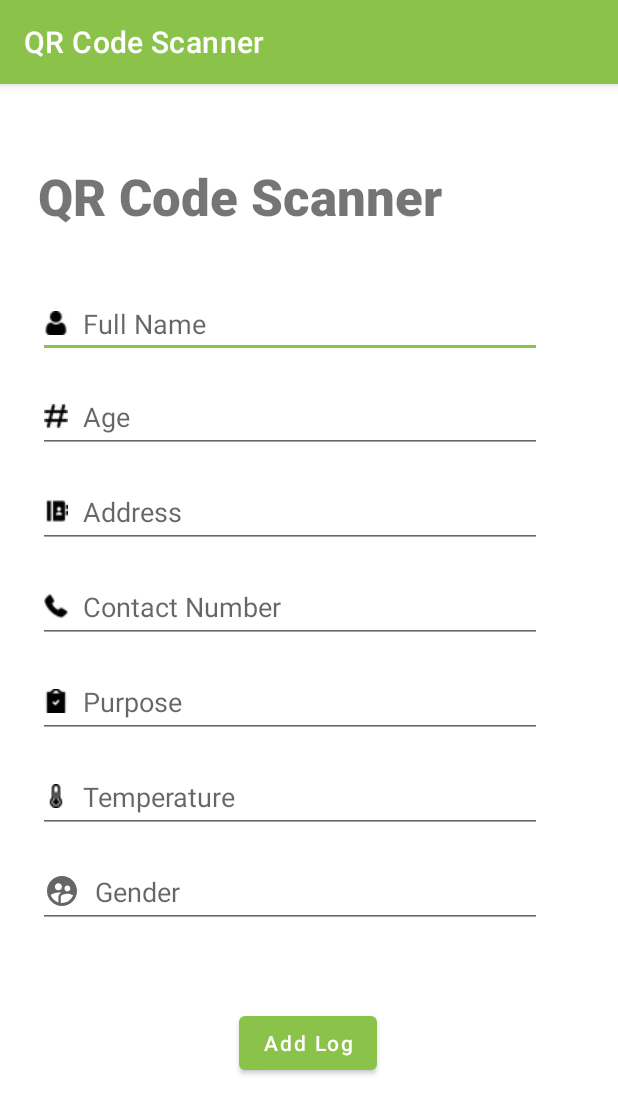
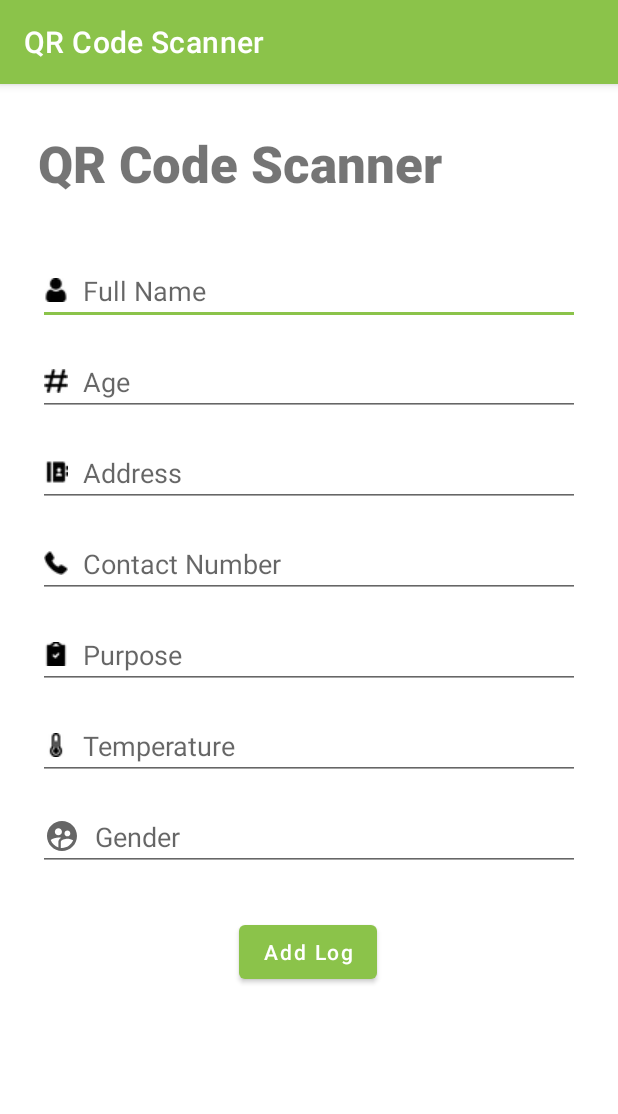
Before and after one commit to haroldeslr/qr-code-scanner-app, an Android app: the SaveRecordDataActivity screen opened directly, with no data from a screen before it, on a phone screen of 412 x 824 dp. Shown: the top 1114 px of the screen. Run offline under Robolectric (Android 15) with nearby library versions, the light colour scheme and no system bars; 7 statements that could not run were skipped.

Commit message:
fix save log to database screen

```diff
--- a/app/src/main/res/layout/activity_save_record_data.xml
+++ b/app/src/main/res/layout/activity_save_record_data.xml
@@ -4,14 +4,15 @@
     xmlns:tools="http://schemas.android.com/tools"
     android:layout_width="match_parent"
     android:layout_height="match_parent"
-    android:paddingHorizontal="25dp"
     tools:context=".SaveRecordDataActivity">
 
     <TextView
         android:id="@+id/textView"
-        android:layout_width="wrap_content"
+        android:layout_width="0dp"
         android:layout_height="wrap_content"
-        android:layout_marginTop="52dp"
+        android:layout_marginStart="25dp"
+        android:layout_marginTop="30dp"
+        android:layout_marginEnd="25dp"
         android:fontFamily="sans-serif-black"
         android:text="QR Code Scanner"
         android:textSize="34sp"
@@ -23,15 +24,14 @@
     <TextView
         android:id="@+id/tv_fullname"
         style="@style/Widget.AppCompat.EditText"
-        android:layout_width="match_parent"
+        android:layout_width="0dp"
         android:layout_height="wrap_content"
         android:layout_marginTop="40dp"
-        android:layout_marginEnd="25dp"
         android:drawableLeft="@drawable/user"
         android:drawablePadding="10dp"
         android:ems="10"
         android:hint="Full Name"
-        app:layout_constraintEnd_toEndOf="parent"
+        app:layout_constraintEnd_toEndOf="@+id/textView"
         app:layout_constraintStart_toStartOf="@+id/textView"
         app:layout_constraintTop_toBottomOf="@+id/textView" />
 
@@ -39,7 +39,7 @@
         android:id="@+id/tv_age"
         style="@style/Widget.AppCompat.EditText"
         android:layout_width="0dp"
-        android:layout_height="48dp"
+        android:layout_height="wrap_content"
         android:layout_marginTop="15dp"
         android:drawableLeft="@drawable/hashtag"
         android:drawablePadding="10dp"
@@ -54,7 +54,7 @@
         android:id="@+id/tv_address"
         style="@style/Widget.AppCompat.EditText"
         android:layout_width="0dp"
-        android:layout_height="48dp"
+        android:layout_height="wrap_content"
         android:layout_marginTop="15dp"
         android:drawableLeft="@drawable/contact"
         android:drawablePadding="10dp"
@@ -69,7 +69,7 @@
         android:id="@+id/tv_contact"
         style="@style/Widget.AppCompat.EditText"
         android:layout_width="0dp"
-        android:layout_height="48dp"
+        android:layout_height="wrap_content"
         android:layout_marginTop="15dp"
         android:drawableLeft="@drawable/phone"
         android:drawablePadding="10dp"
@@ -84,7 +84,7 @@
         android:id="@+id/tv_purpose"
         style="@style/Widget.AppCompat.EditText"
         android:layout_width="0dp"
-        android:layout_height="48dp"
+        android:layout_height="wrap_content"
         android:layout_marginTop="15dp"
         android:drawableLeft="@drawable/clipboard"
         android:drawablePadding="10dp"
@@ -99,7 +99,7 @@
         android:id="@+id/tv_temp"
         style="@style/Widget.AppCompat.EditText"
         android:layout_width="0dp"
-        android:layout_height="48dp"
+        android:layout_height="wrap_content"
         android:layout_marginTop="15dp"
         android:drawableLeft="@drawable/thermometer"
         android:drawablePadding="10dp"
@@ -114,7 +114,7 @@
         android:id="@+id/tv_gender"
         style="@style/Widget.AppCompat.EditText"
         android:layout_width="0dp"
-        android:layout_height="48dp"
+        android:layout_height="wrap_content"
         android:layout_marginTop="15dp"
         android:drawableLeft="@drawable/gender"
         android:drawablePadding="10dp"
@@ -129,14 +129,12 @@
         android:id="@+id/upload_button"
         android:layout_width="wrap_content"
         android:layout_height="wrap_content"
-        android:layout_marginTop="40dp"
+        android:layout_marginTop="30dp"
+        android:onClick="onUpload"
         android:text="Add Log"
         android:textAllCaps="false"
-        android:onClick="onUpload"
-        app:layout_constraintBottom_toBottomOf="parent"
-        app:layout_constraintEnd_toEndOf="parent"
+        app:layout_constraintEnd_toEndOf="@+id/tv_gender"
         app:layout_constraintHorizontal_bias="0.498"
-        app:layout_constraintStart_toStartOf="parent"
-        app:layout_constraintTop_toBottomOf="@+id/tv_gender"
-        app:layout_constraintVertical_bias="0.107" />
+        app:layout_constraintStart_toStartOf="@+id/tv_gender"
+        app:layout_constraintTop_toBottomOf="@+id/tv_gender" />
 </androidx.constraintlayout.widget.ConstraintLayout>
```
